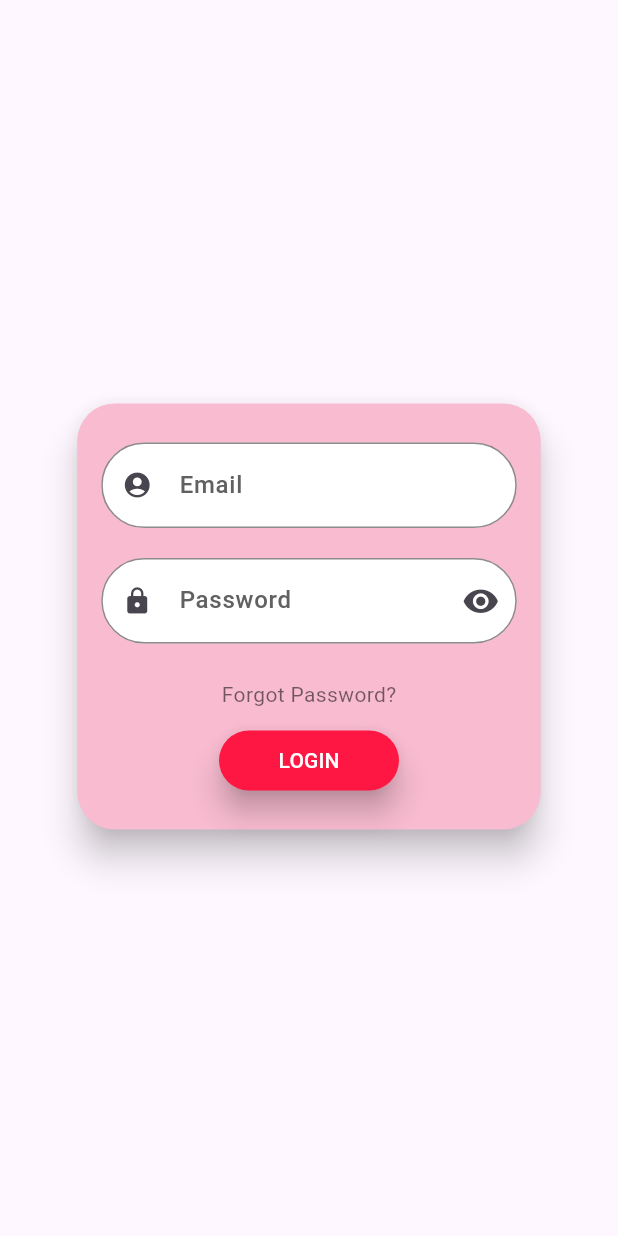
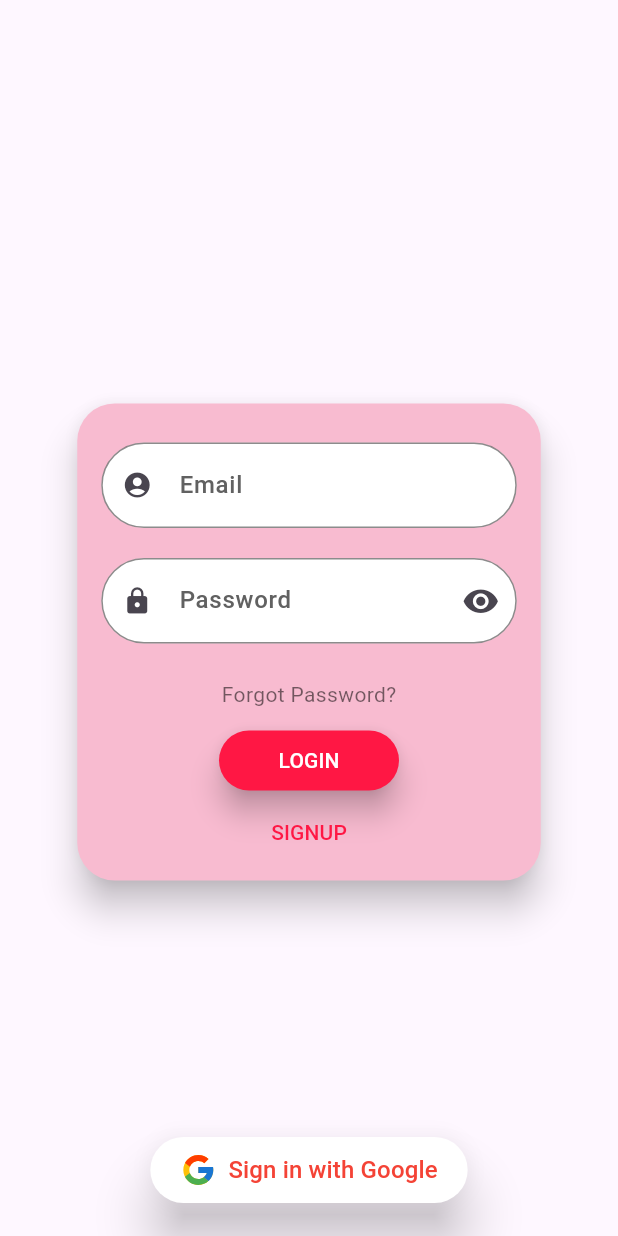
Before and after one commit to zaheen4/mediflow-app, a Flutter app: the screen it shows after launch, on a phone screen of 412 x 824 dp. Run offline on Flutter 3.47's test engine with Material 3 defaults, Android fonts, the light colour scheme and no system bars; drawn by our look-alikes of flutter_login; our stand-ins replace firebase_auth, firebase_core, flutter_svg, google_sign_in; accounts and stored records are empty.

Commit message:
Finished firebase login setup

```diff
--- a/lib/login_page.dart
+++ b/lib/login_page.dart
@@ -1,24 +1,81 @@
+import 'package:firebase_auth/firebase_auth.dart';
 import 'package:flutter/material.dart';
 import 'package:flutter_login/flutter_login.dart';
 import 'package:flutter_svg/flutter_svg.dart';
+import 'package:google_sign_in/google_sign_in.dart';
 import 'package:medi_flow/utils/assets_path.dart';
 
-class LoginPage extends StatelessWidget {
+class LoginPage extends StatefulWidget {
   const LoginPage({super.key});
 
   static const String name = '/login';
 
+  @override
+  State<LoginPage> createState() => _LoginPageState();
+}
+
+class _LoginPageState extends State<LoginPage> {
   // Loading Time..
   Duration get loadingTime => const Duration(milliseconds: 2000);
 
-  // Login
-  Future<String?> _authUser(LoginData data) {
-    return Future.delayed(loadingTime).then((value) => null);
+  Future<String?> _authUser(LoginData data) async {
+    try {
+      await FirebaseAuth.instance.signInWithEmailAndPassword(
+        email: data.name,
+        password: data.password,
+      );
+      return null; // Return null if login is successful
+    } catch (e) {
+      return e.toString(); // Return the error message to display on the UI
+    }
   }
 
-  // Forgot Password
-  Future<String?> _recoverPassword(String data) {
-    return Future.delayed(loadingTime).then((value) => null);
+  Future<String?> _recoverPassword(String email) async {
+    try {
+      await FirebaseAuth.instance.sendPasswordResetEmail(email: email);
+      return null; // Return null if password reset is successful
+    } catch (e) {
+      return e.toString(); // Return the error message to display on the UI
+    }
+  }
+
+  Future<String?> _signupUser(SignupData data) async {
+    try {
+      await FirebaseAuth.instance.createUserWithEmailAndPassword(
+        email: data.name!, // `name` is nullable, add `!` to handle non-null
+        password: data.password!,
+      );
+      return null; // Return null if signup is successful
+    } catch (e) {
+      return e.toString(); // Return the error message to display on the UI
+    }
+  }
+
+// google sign in methods
+  final GoogleSignIn googleSignIn = GoogleSignIn();
+
+  Future<String?> _googleLogin(BuildContext context) async {
+    try {
+      final GoogleSignInAccount? googleUser = await googleSignIn.signIn();
+      if (googleUser == null) {
+        // User canceled the Google Sign-In
+        return "Google Sign-In was canceled";
+      }
+
+      final GoogleSignInAuthentication googleAuth =
+          await googleUser.authentication;
+      final credential = GoogleAuthProvider.credential(
+        accessToken: googleAuth.accessToken,
+        idToken: googleAuth.idToken,
+      );
+
+      // Sign in to Firebase
+      await FirebaseAuth.instance.signInWithCredential(credential);
+
+      return null; // Login success
+    } catch (e) {
+      return e.toString(); // Return error message if Google Sign-In fails
+    }
   }
 
   @override
@@ -37,7 +94,9 @@ class LoginPage extends StatelessWidget {
           FlutterLogin(
             onLogin: _authUser,
             onRecoverPassword: _recoverPassword,
+            onSignup: _signupUser,
             theme: LoginTheme(
+              switchAuthTextColor: Colors.redAccent.shade400,
               pageColorLight: Colors.transparent,
               pageColorDark: Colors.transparent,
               cardTheme: CardTheme(
@@ -64,7 +123,8 @@ class LoginPage extends StatelessWidget {
                   vertical: 18, // Adjust vertical padding to move text higher
                   horizontal: 20,
                 ),
-                floatingLabelBehavior: FloatingLabelBehavior.always, // Keep label always visible
+                floatingLabelBehavior:
+                    FloatingLabelBehavior.always, // Keep label always visible
                 border: OutlineInputBorder(
                   borderRadius: BorderRadius.circular(30),
                   borderSide: BorderSide(color: Colors.pink.shade200),
@@ -88,8 +148,44 @@ class LoginPage extends StatelessWidget {
                 ),
               ),
             ),
+          ),
 
-          ),
+          Positioned(
+            bottom: 20,
+            left: 0,
+            right: 0,
+            child: Center(
+              child: ElevatedButton.icon(
+                onPressed: () async {
+                  final error = await _googleLogin(context);
+                  if (error != null) {
+                    ScaffoldMessenger.of(context).showSnackBar(
+                      SnackBar(content: Text(error)),
+                    );
+                  }
+                },
+                icon: SvgPicture.asset(
+                  'assets/icons/google_icon.svg', // Your Google icon location
+                  height: 24,
+                  width: 24,
+                ),
+                label: const Text(
+                  'Sign in with Google',
+                  style: TextStyle(color: Colors.red, fontSize: 16),
+                ),
+                style: ElevatedButton.styleFrom(
+                  backgroundColor: Colors.white,
+                  foregroundColor: Colors.black,
+                  padding:
+                      const EdgeInsets.symmetric(horizontal: 20, vertical: 10),
+                  shape: RoundedRectangleBorder(
+                    borderRadius: BorderRadius.circular(30),
+                  ),
+                  elevation: 15,
+                ),
+              ),
+            ),
+          )
         ],
       ),
     );
--- a/pubspec.yaml
+++ b/pubspec.yaml
@@ -71,6 +71,7 @@ flutter:
   # To add assets to your application, add an assets section, like this:
   assets:
     - assets/
+    - assets/icons/
 
 
   # An image asset can refer to one or more resolution-specific "variants", see
```
Also changed, not shown: assets/icons/google_icon.svg (added), pubspec.lock.
